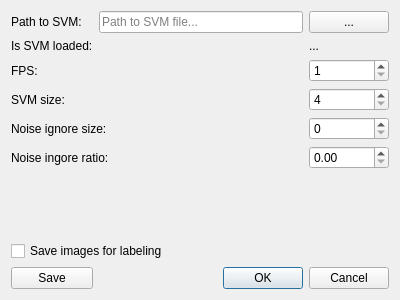
Before: the Qt Designer form settingsdialog.ui in RenarsKokins/ScoreboardOCR, drawn with Qt 5.
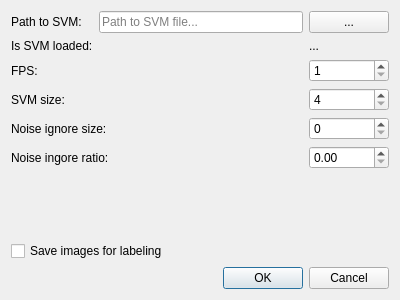
After: the same form once the commit is applied. Icons and pictures are not drawn.

The edit to the form file:
```diff
--- a/settingsdialog.ui
+++ b/settingsdialog.ui
@@ -72,17 +72,6 @@
      </property>
     </widget>
    </item>
-   <item row="10" column="0">
-    <widget class="QPushButton" name="saveButton">
-     <property name="text">
-      <string>Save</string>
-     </property>
-     <property name="icon">
-      <iconset theme="document-save">
-       <normaloff>.</normaloff>.</iconset>
-     </property>
-    </widget>
-   </item>
    <item row="3" column="0">
     <widget class="QLabel" name="label_5">
      <property name="text">
```
